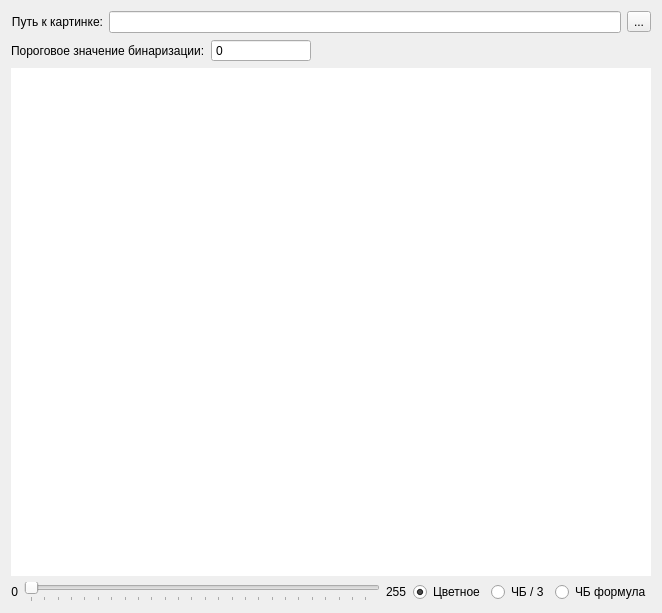
gurmaaan/ContourDetector, file ContourDetector/mainwindow.ui: the form before one commit.
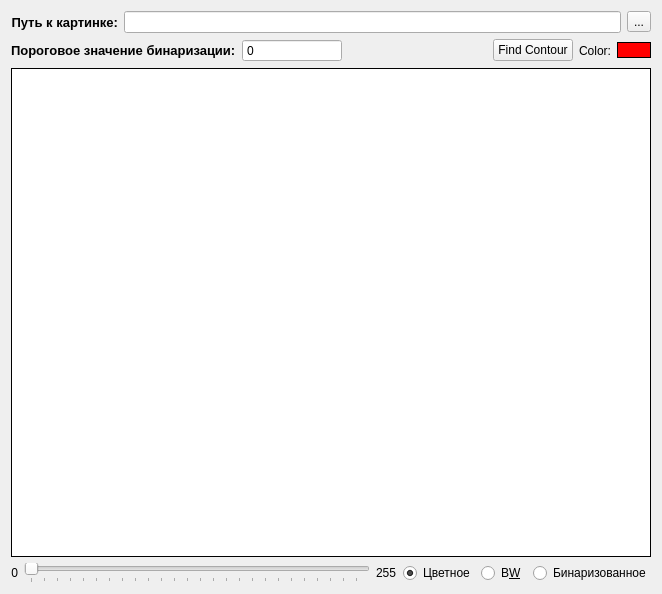
The form after the commit.

Commit message: Color Peaker Added

```diff
--- a/ContourDetector/mainwindow.ui
+++ b/ContourDetector/mainwindow.ui
@@ -7,7 +7,7 @@
     <x>0</x>
     <y>0</y>
     <width>658</width>
-    <height>613</height>
+    <height>594</height>
    </rect>
   </property>
   <property name="windowTitle">
@@ -19,6 +19,13 @@
      <layout class="QHBoxLayout" name="horizontalLayout">
       <item>
        <widget class="QLabel" name="pathLabel">
+        <property name="font">
+         <font>
+          <pointsize>10</pointsize>
+          <weight>75</weight>
+          <bold>true</bold>
+         </font>
+        </property>
         <property name="text">
          <string>Путь к картинке:</string>
         </property>
@@ -50,6 +57,13 @@
      <layout class="QHBoxLayout" name="horizontalLayout_4">
       <item>
        <widget class="QLabel" name="trashholdLabel">
+        <property name="font">
+         <font>
+          <pointsize>10</pointsize>
+          <weight>75</weight>
+          <bold>true</bold>
+         </font>
+        </property>
         <property name="text">
          <string>Пороговое значение бинаризации:</string>
         </property>
@@ -84,6 +98,43 @@
         </property>
        </spacer>
       </item>
+      <item>
+       <widget class="QPushButton" name="findContourButton">
+        <property name="text">
+         <string>Find Contour</string>
+        </property>
+       </widget>
+      </item>
+      <item>
+       <widget class="QLabel" name="colorPeakerLabel">
+        <property name="text">
+         <string>Color:</string>
+        </property>
+        <property name="alignment">
+         <set>Qt::AlignRight|Qt::AlignTrailing|Qt::AlignVCenter</set>
+        </property>
+        <property name="buddy">
+         <cstring>colorPeakerButton</cstring>
+        </property>
+       </widget>
+      </item>
+      <item>
+       <widget class="QPushButton" name="colorPeakerButton">
+        <property name="styleSheet">
+         <string notr="true">border: 1px solid black;
+background-color: red;</string>
+        </property>
+        <property name="text">
+         <string/>
+        </property>
+        <property name="default">
+         <bool>true</bool>
+        </property>
+        <property name="flat">
+         <bool>false</bool>
+        </property>
+       </widget>
+      </item>
      </layout>
     </item>
     <item>
@@ -94,14 +145,29 @@
         <height>480</height>
        </size>
       </property>
+      <property name="focusPolicy">
+       <enum>Qt::StrongFocus</enum>
+      </property>
+      <property name="autoFillBackground">
+       <bool>false</bool>
+      </property>
       <property name="styleSheet">
        <string notr="true">background: rgb(255, 255, 255);
-border-color: rgb(0, 0, 0);
-border-size: 2px;</string>
+border: 1px solid black;
+padding: 5px;</string>
+      </property>
+      <property name="frameShape">
+       <enum>QFrame::NoFrame</enum>
       </property>
       <property name="text">
        <string/>
       </property>
+      <property name="scaledContents">
+       <bool>true</bool>
+      </property>
+      <property name="alignment">
+       <set>Qt::AlignCenter</set>
+      </property>
      </widget>
     </item>
     <item>
@@ -153,17 +219,17 @@
         </property>
        </widget>
       </item>
-      <item>
-       <widget class="QRadioButton" name="bawDevide3Radio">
-        <property name="text">
-         <string>ЧБ / 3</string>
-        </property>
-       </widget>
-      </item>
       <item>
        <widget class="QRadioButton" name="bawFormulaRadio">
         <property name="text">
-         <string>ЧБ формула</string>
+         <string>B&amp;W</string>
+        </property>
+       </widget>
+      </item>
+      <item>
+       <widget class="QRadioButton" name="tresholdRatio">
+        <property name="text">
+         <string>Бинаризованное</string>
         </property>
        </widget>
       </item>
```
Left out of the diff: 14 changed lines with no effect on the pictures. The commit also changes 5 other files.
